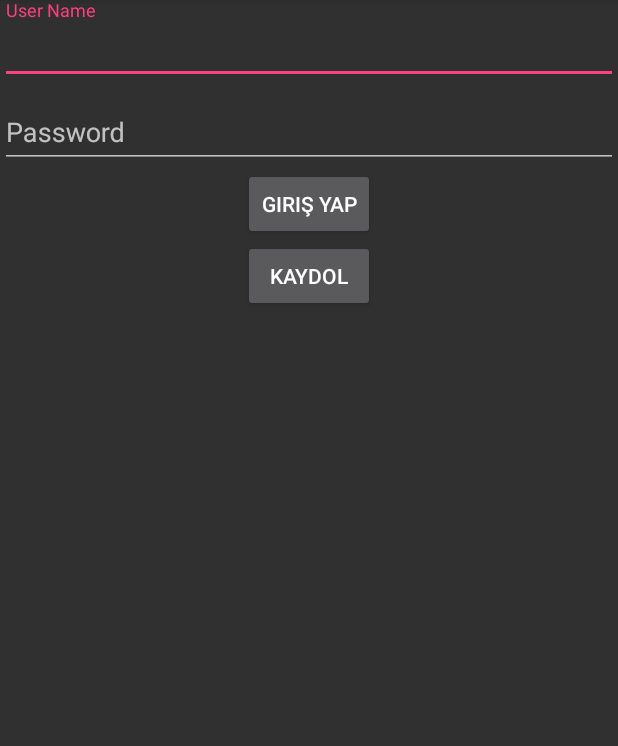
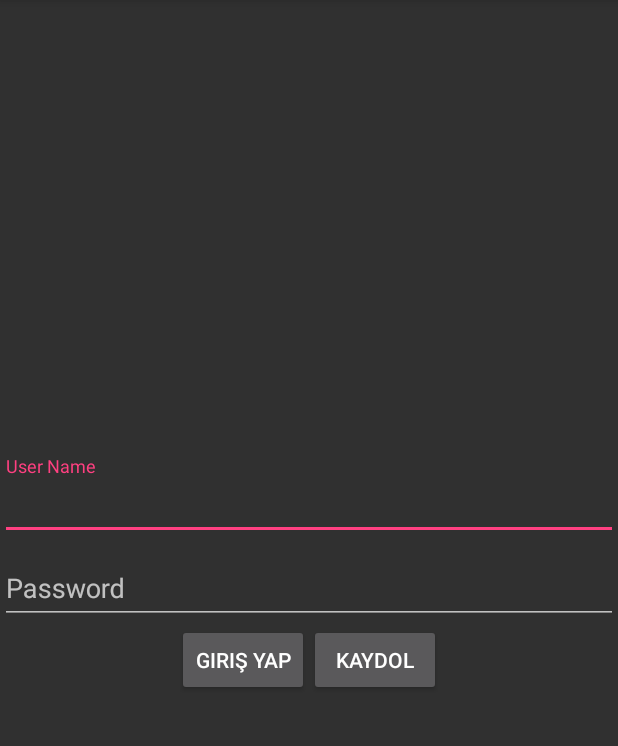
Before and after one commit to MertRamazanEMEK/mobile-app, an Android app: the screen it shows after launch (LoginActivity), on a phone screen of 412 x 824 dp, the part 84-830 px from its top. Run offline under Robolectric (Android 15) with nearby library versions, the phone set to English and light mode, and no system bars.

Commit message:
added_activity
added_activity

```diff
--- a/app/src/main/res/layout/activity_login.xml
+++ b/app/src/main/res/layout/activity_login.xml
@@ -4,7 +4,8 @@
     xmlns:tools="http://schemas.android.com/tools"
     android:layout_width="match_parent"
     android:layout_height="match_parent"
-    tools:context=".LoginActivity">
+    tools:context=".LoginActivity"
+    android:gravity="center">
 
     <!-- Kullanıcı Adı Girişi -->
     <com.google.android.material.textfield.TextInputLayout
@@ -33,14 +34,21 @@
             android:layout_width="match_parent"
             android:layout_height="wrap_content"
             android:inputType="textPassword" />
+
     </com.google.android.material.textfield.TextInputLayout>
 
+    <LinearLayout
+        android:id="@+id/consraintbuttons"
+        android:layout_width="match_parent"
+        android:layout_height="wrap_content"
+        android:layout_below="@+id/passwordTextInputLayout"
+        android:gravity="center"
+        android:orientation="horizontal">
         <!-- Giriş Butonu -->
         <Button
             android:id="@+id/loginButton"
             android:layout_width="wrap_content"
             android:layout_height="wrap_content"
-        android:layout_below="@id/passwordTextInputLayout"
             android:layout_centerHorizontal="true"
             android:text="Giriş Yap" />
 
@@ -49,8 +57,9 @@
             android:id="@+id/signupButton"
             android:layout_width="wrap_content"
             android:layout_height="wrap_content"
-        android:layout_below="@id/loginButton"
             android:layout_centerHorizontal="true"
             android:text="Kaydol" />
+    </LinearLayout>
+
 
 </RelativeLayout>
```
Lines whose indentation alone changed are shown as unchanged.
